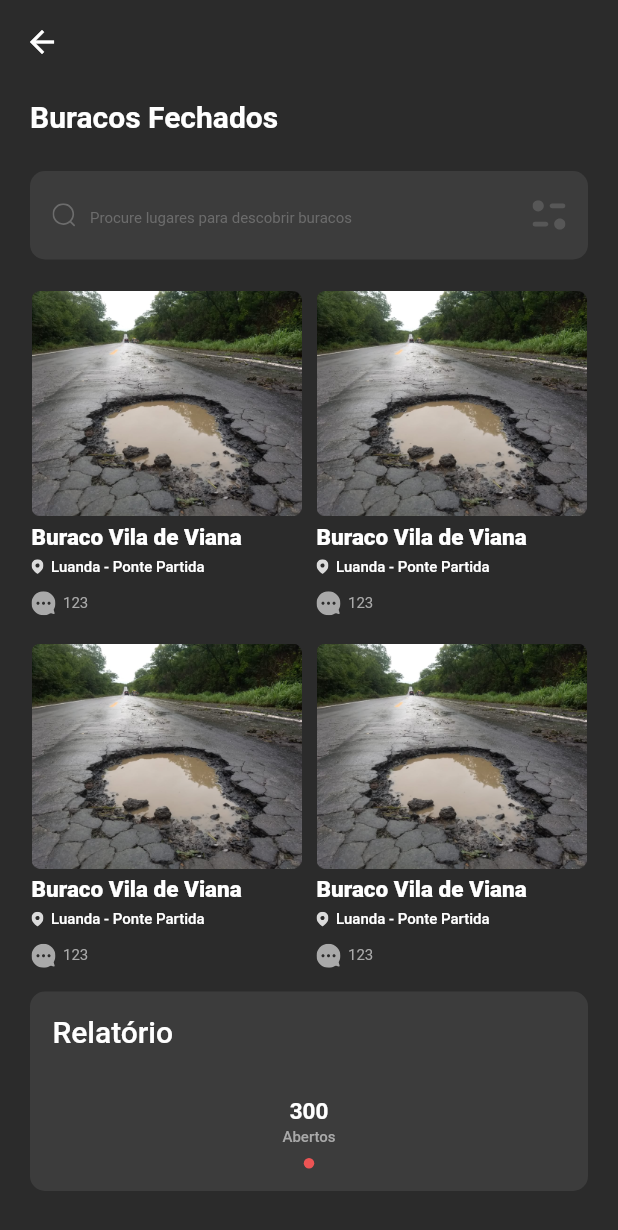
After one commit to IdeiasAbertas/mapadeburacos-app, a Flutter app: the screen it shows after launch, item 2 of the bottom bar chosen, on a phone screen of 412 x 824 dp. The commit adds this screen. Shown: the top 1230 px of the screen. Run offline on Flutter 3.47's test engine with Material 2 defaults, Android fonts, the light colour scheme and no system bars; our stand-ins replace dotted_border, flutter_svg.

Commit message:
adds view buracos page

```diff
--- a/lib/features/add_buraco_form/add_buraco_form.dart
+++ b/lib/features/add_buraco_form/add_buraco_form.dart
@@ -1,6 +1,7 @@
 import 'package:dotted_border/dotted_border.dart';
 import 'package:flutter/material.dart';
 import 'package:mapa_de_buracos_app_flutter/app/resources/theme.dart';
+import 'package:mapa_de_buracos_app_flutter/features/widgets/add_photo_widget.dart';
 
 class AddBuracoForm extends StatefulWidget {
   const AddBuracoForm({super.key});
@@ -126,7 +127,8 @@ class _AddBuracoFormState extends State<AddBuracoForm> {
                   ),
                   TextSpan(
                     text: ' (opcional)',
-                    style: TextStyle(fontSize: 12, fontWeight: FontWeight.normal, color: AppTheme.krukutecaGray002),
+                    style: TextStyle(
+                        fontSize: 12, fontWeight: FontWeight.normal, color: AppTheme.krukutecaGray002),
                   ),
                 ]),
               ),
@@ -176,39 +178,3 @@ class _AddBuracoFormState extends State<AddBuracoForm> {
     );
   }
 }
-
-class AddPhotoWidget extends StatelessWidget {
-  const AddPhotoWidget({
-    Key? key,
-  }) : super(key: key);
-
-  @override
-  Widget build(BuildContext context) {
-    return DottedBorder(
-      color: AppTheme.krukutecaGray002,
-      dashPattern: const [5, 5],
-      radius: const Radius.circular(50),
-      child: Container(
-        height: 80,
-        width: 80,
-        decoration: BoxDecoration(borderRadius: BorderRadius.circular(50)),
-        child: Center(
-          child: Column(
-            crossAxisAlignment: CrossAxisAlignment.center,
-            mainAxisAlignment: MainAxisAlignment.center,
-            children: const [
-              Icon(
-                Icons.image,
-                color: AppTheme.krukutecaGray003,
-              ),
-              Text(
-                'Add Foto',
-                style: TextStyle(color: AppTheme.krukutecaGray002, fontSize: 10),
-              )
-            ],
-          ),
-        ),
-      ),
-    );
-  }
-}
--- a/lib/features/home/home_page.dart
+++ b/lib/features/home/home_page.dart
@@ -1,9 +1,9 @@
 import 'package:flutter/material.dart';
-import 'package:flutter_svg/svg.dart';
 import 'package:mapa_de_buracos_app_flutter/app/resources/theme.dart';
 import 'package:mapa_de_buracos_app_flutter/data/models/status_buraco_model.dart';
 import 'package:mapa_de_buracos_app_flutter/features/add_buraco_form/add_buraco_form.dart';
 import 'package:mapa_de_buracos_app_flutter/features/widgets/counter_status_widget.dart';
+import 'package:mapa_de_buracos_app_flutter/features/widgets/custom_text_field.dart';
 
 class HomePage extends StatelessWidget {
   const HomePage({super.key});
@@ -48,32 +48,7 @@ class HomePage extends StatelessWidget {
                   Container(
                     height: 65,
                     padding: const EdgeInsets.only(top: 20, left: 10, right: 20),
-                    child: TextField(
-                      decoration: InputDecoration(
-                        filled: true,
-                        hintText: 'Procure lugares para descobrir buracos',
-                        hintStyle: const TextStyle(
-                          fontSize: 10,
-                          color: AppTheme.krukutecaGray002,
-                        ),
-                        suffixIconConstraints: const BoxConstraints(minHeight: 19, minWidth: 22),
-                        suffixIcon: Container(
-                          margin: const EdgeInsets.only(right: 15),
-                          child: SvgPicture.asset(
-                            'assets/icons/filter-icon.svg',
-                          ),
-                        ),
-                        prefixIconConstraints: const BoxConstraints(minHeight: 19, minWidth: 22),
-                        prefixIcon: Container(
-                            margin: const EdgeInsets.only(left: 15, right: 10),
-                            child: SvgPicture.asset('assets/icons/search-icon.svg')),
-                        fillColor: AppTheme.krukutecaGray003,
-                        border: OutlineInputBorder(
-                          borderSide: BorderSide.none,
-                          borderRadius: BorderRadius.circular(10.0),
-                        ),
-                      ),
-                    ),
+                    child: const CustomTextField(),
                   )
                 ],
               ),
@@ -105,7 +80,7 @@ class HomePage extends StatelessWidget {
                       padding: const EdgeInsets.symmetric(vertical: 15, horizontal: 15),
                       height: 133,
                       decoration: BoxDecoration(
-                        borderRadius: BorderRadius.circular(5),
+                        borderRadius: BorderRadius.circular(10),
                         color: AppTheme.krukutecaGray003,
                       ),
                       child: Column(
--- /dev/null
+++ b/lib/features/view_buracos/view_buracos_page.dart
@@ -0,0 +1,161 @@
+import 'package:flutter/material.dart';
+import 'package:flutter_svg/svg.dart';
+import 'package:mapa_de_buracos_app_flutter/app/resources/theme.dart';
+import 'package:mapa_de_buracos_app_flutter/data/models/status_buraco_model.dart';
+import 'package:mapa_de_buracos_app_flutter/features/widgets/counter_status_widget.dart';
+import 'package:mapa_de_buracos_app_flutter/features/widgets/custom_text_field.dart';
+
+class ViewBuracosPage extends StatelessWidget {
+  const ViewBuracosPage({super.key});
+
+  @override
+  Widget build(BuildContext context) {
+    return Scaffold(
+      resizeToAvoidBottomInset: false,
+      backgroundColor: AppTheme.backgroundColor,
+      appBar: AppBar(
+        backgroundColor: AppTheme.backgroundColor,
+        elevation: 0.0,
+      ),
+      body: SafeArea(
+        child: Container(
+          margin: const EdgeInsets.symmetric(horizontal: 20),
+          child: Column(
+            crossAxisAlignment: CrossAxisAlignment.start,
+            children: <Widget>[
+              const SizedBox(
+                height: 10,
+              ),
+              const Text(
+                'Buracos Fechados',
+                style: TextStyle(fontSize: 20, fontWeight: FontWeight.w600),
+              ),
+              const SizedBox(
+                height: 25,
+              ),
+              const CustomTextField(),
+              const SizedBox(
+                height: 20,
+              ),
+              Expanded(
+                child: GridView.count(
+                  primary: false,
+                  padding: const EdgeInsets.all(1),
+                  crossAxisSpacing: 10,
+                  mainAxisSpacing: 10,
+                  crossAxisCount: 2,
+                  childAspectRatio: 0.8,
+                  children: const <Widget>[
+                    BuracoimageDatasGridWidget(),
+                    BuracoimageDatasGridWidget(),
+                    BuracoimageDatasGridWidget(),
+                    BuracoimageDatasGridWidget(),
+                  ],
+                ),
+              ),
+              Container(
+                padding: const EdgeInsets.symmetric(vertical: 15, horizontal: 15),
+                margin: const EdgeInsets.only(bottom: 30),
+                height: 133,
+                decoration: BoxDecoration(
+                  borderRadius: BorderRadius.circular(10),
+                  color: AppTheme.krukutecaGray003,
+                ),
+                child: Column(
+                  crossAxisAlignment: CrossAxisAlignment.start,
+                  mainAxisAlignment: MainAxisAlignment.spaceBetween,
+                  children: [
+                    RichText(
+                      text: const TextSpan(children: [
+                        TextSpan(
+                          text: 'Relatório ',
+                          style: TextStyle(fontSize: 20, fontWeight: FontWeight.w500),
+                        ),
+                      ]),
+                    ),
+                    Row(
+                      mainAxisAlignment: MainAxisAlignment.spaceAround,
+                      children: const [
+                        CounterStatusWidget(status: StatusBuraco.abertos, count: '300'),
+                      ],
+                    )
+                  ],
+                ),
+              )
+            ],
+          ),
+        ),
+      ),
+    );
+  }
+}
+
+class BuracoimageDatasGridWidget extends StatelessWidget {
+  const BuracoimageDatasGridWidget({
+    Key? key,
+  }) : super(key: key);
+
+  @override
+  Widget build(BuildContext context) {
+    return Column(
+      mainAxisAlignment: MainAxisAlignment.start,
+      crossAxisAlignment: CrossAxisAlignment.start,
+      children: [
+        Image.asset(
+          ('assets/images/buraco.png'),
+        ),
+        const SizedBox(
+          height: 5,
+        ),
+        const Text(
+          'Buraco Vila de Viana',
+          style: TextStyle(fontSize: 15, fontWeight: FontWeight.w800),
+        ),
+        const SizedBox(
+          height: 5,
+        ),
+        Row(
+          children: [
+            SvgPicture.asset(
+              'assets/icons/location-icon.svg',
+              width: 8,
+            ),
+            const SizedBox(
+              width: 5,
+            ),
+            RichText(
+              text: const TextSpan(children: [
+                TextSpan(
+                  text: 'Luanda -',
+                  style: TextStyle(fontSize: 10, fontWeight: FontWeight.w500),
+                ),
+                TextSpan(
+                  text: ' Ponte Partida',
+                  style: TextStyle(fontSize: 10, fontWeight: FontWeight.w500),
+                ),
+              ]),
+            ),
+          ],
+        ),
+        const SizedBox(
+          height: 10,
+        ),
+        Row(
+          children: [
+            SvgPicture.asset(
+              'assets/icons/comment-icon.svg',
+              color: AppTheme.krukutecaGray004,
+            ),
+            const SizedBox(
+              width: 5,
+            ),
+            const Text(
+              '123',
+              style: TextStyle(fontSize: 10, color: AppTheme.krukutecaGray004),
+            )
+          ],
+        )
+      ],
+    );
+  }
+}
--- /dev/null
+++ b/lib/features/widgets/add_photo_widget.dart
@@ -0,0 +1,39 @@
+import 'package:dotted_border/dotted_border.dart';
+import 'package:flutter/material.dart';
+import 'package:mapa_de_buracos_app_flutter/app/resources/theme.dart';
+
+class AddPhotoWidget extends StatelessWidget {
+  const AddPhotoWidget({
+    Key? key,
+  }) : super(key: key);
+
+  @override
+  Widget build(BuildContext context) {
+    return DottedBorder(
+      color: AppTheme.krukutecaGray002,
+      dashPattern: const [5, 5],
+      radius: const Radius.circular(50),
+      child: Container(
+        height: 80,
+        width: 80,
+        decoration: BoxDecoration(borderRadius: BorderRadius.circular(50)),
+        child: Center(
+          child: Column(
+            crossAxisAlignment: CrossAxisAlignment.center,
+            mainAxisAlignment: MainAxisAlignment.center,
+            children: const [
+              Icon(
+                Icons.image,
+                color: AppTheme.krukutecaGray003,
+              ),
+              Text(
+                'Add Foto',
+                style: TextStyle(color: AppTheme.krukutecaGray002, fontSize: 10),
+              )
+            ],
+          ),
+        ),
+      ),
+    );
+  }
+}
--- a/lib/features/widgets/counter_status_widget.dart
+++ b/lib/features/widgets/counter_status_widget.dart
@@ -1,6 +1,7 @@
 import 'package:flutter/material.dart';
 import 'package:mapa_de_buracos_app_flutter/app/resources/theme.dart';
 import 'package:mapa_de_buracos_app_flutter/data/models/status_buraco_model.dart';
+import 'package:mapa_de_buracos_app_flutter/features/view_buracos/view_buracos_page.dart';
 
 class CounterStatusWidget extends StatelessWidget {
   final StatusBuraco status;
@@ -9,7 +10,13 @@ class CounterStatusWidget extends StatelessWidget {
 
   @override
   Widget build(BuildContext context) {
-    return Column(
+    return GestureDetector(
+      onTap: () {
+        Navigator.of(context).push(
+          MaterialPageRoute(builder: (context) => const ViewBuracosPage()),
+        );
+      },
+      child: Column(
         children: [
           Text(
             count,
@@ -20,7 +27,8 @@ class CounterStatusWidget extends StatelessWidget {
           ),
           Text(
             getStatusTile(status),
-          style: const TextStyle(fontSize: 10, fontWeight: FontWeight.w500, color: AppTheme.krukutecaGray004),
+            style:
+                const TextStyle(fontSize: 10, fontWeight: FontWeight.w500, color: AppTheme.krukutecaGray004),
           ),
           const SizedBox(
             height: 8,
@@ -34,6 +42,7 @@ class CounterStatusWidget extends StatelessWidget {
             ),
           )
         ],
+      ),
     );
   }
 }
--- /dev/null
+++ b/lib/features/widgets/custom_text_field.dart
@@ -0,0 +1,39 @@
+import 'package:flutter/material.dart';
+import 'package:flutter_svg/svg.dart';
+import 'package:mapa_de_buracos_app_flutter/app/resources/theme.dart';
+
+class CustomTextField extends StatelessWidget {
+  const CustomTextField({
+    Key? key,
+  }) : super(key: key);
+
+  @override
+  Widget build(BuildContext context) {
+    return TextField(
+      decoration: InputDecoration(
+        filled: true,
+        hintText: 'Procure lugares para descobrir buracos',
+        hintStyle: const TextStyle(
+          fontSize: 10,
+          color: AppTheme.krukutecaGray002,
+        ),
+        suffixIconConstraints: const BoxConstraints(minHeight: 19, minWidth: 22),
+        suffixIcon: Container(
+          margin: const EdgeInsets.only(right: 15),
+          child: SvgPicture.asset(
+            'assets/icons/filter-icon.svg',
+          ),
+        ),
+        prefixIconConstraints: const BoxConstraints(minHeight: 19, minWidth: 22),
+        prefixIcon: Container(
+            margin: const EdgeInsets.only(left: 15, right: 10),
+            child: SvgPicture.asset('assets/icons/search-icon.svg')),
+        fillColor: AppTheme.krukutecaGray003,
+        border: OutlineInputBorder(
+          borderSide: BorderSide.none,
+          borderRadius: BorderRadius.circular(10.0),
+        ),
+      ),
+    );
+  }
+}
--- a/pubspec.yaml
+++ b/pubspec.yaml
@@ -65,6 +65,7 @@ flutter:
   # To add assets to your application, add an assets section, like this:
   assets:
     - assets/icons/
+    - assets/images/
   #   - images/a_dot_ham.jpeg
 
   # An image asset can refer to one or more resolution-specific "variants", see
```
Also changed, not shown: assets/icons/comment-icon.svg (added), assets/icons/location-icon.svg (added), assets/images/buraco.png (added). Lines whose indentation alone changed are shown as unchanged.
